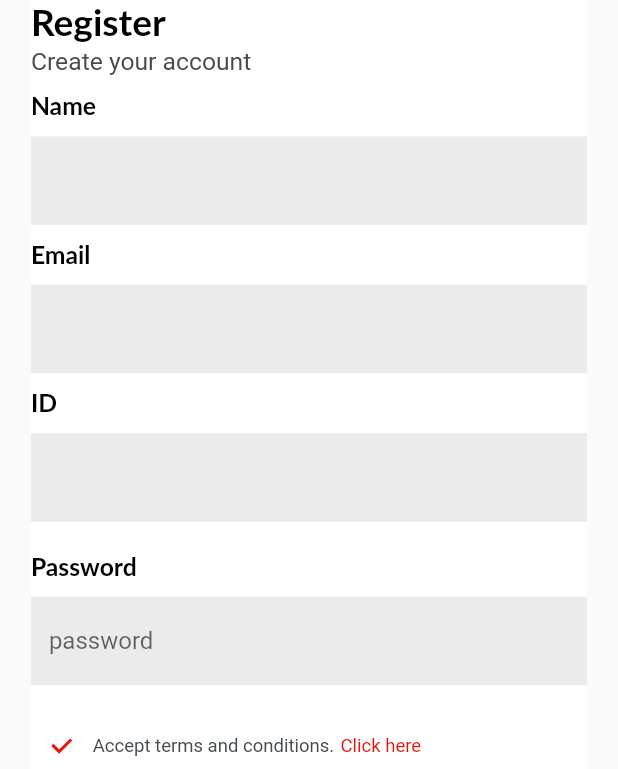
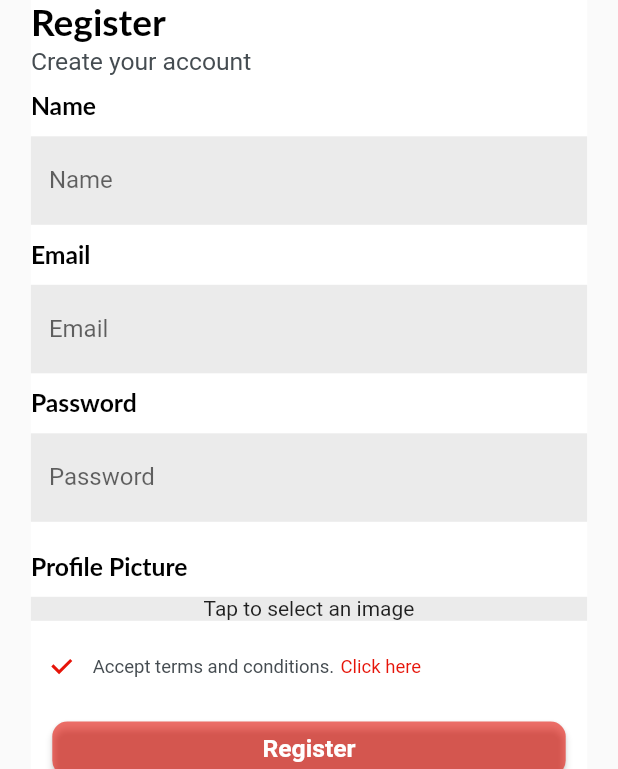
Before and after one commit to DavidMejiaSo/videoApp, a Flutter app: the RegisterScreen screen opened by its route, on a phone screen of 412 x 824 dp, the part 467-1236 px from its top. Run offline on Flutter 3.47's test engine with Material 2 defaults, Android fonts, the phone set to English and light mode, and no system bars; our stand-ins replace dio, flutter_dotenv, flutter_riverpod, go_router, hooks_riverpod, image_picker and 3 more; accounts and stored records are empty; network calls fail; Roboto replaces fonts that are missing (Lato, Syne).

Commit message:
UPDATE: Authentication service (register method) , Create entite NewUser, Register screeen

```diff
--- a/lib/datasource/API/authentication.dart
+++ b/lib/datasource/API/authentication.dart
@@ -24,7 +24,23 @@ class Authentication {
     try {
       final response = await dio
           .post('/login', data: {'email': email, 'password': password});
-      print(response);
+
+      final user = UserMapper.simpleUserJsonToEntity(response.data);
+
+      return user;
+    } catch (e) {
+      throw Exception("Algo salió mal ${e.toString()}");
+    }
+  }
+
+  Future<User> register(NewUser newUser) async {
+    try {
+      final response = await dio.post('/register', data: {
+        'email': newUser.email,
+        'password': newUser.password,
+        'name': newUser.name,
+        'photo_url': newUser.profilePhoto
+      });
 
       final user = UserMapper.simpleUserJsonToEntity(response.data);
 
--- a/lib/datasource/API/video_service.dart
+++ b/lib/datasource/API/video_service.dart
@@ -9,16 +9,14 @@ class VideosService {
 
   Future<List<Video>> getAllVideos(String token) async {
     try {
-      print('Starting request to /video with token: $token');
       final response = await dio.get(
         '/video',
         options: Options(headers: {'Authorization': 'Bearer $token'}),
       );
-      print('Response received: ${response.data}');
+
       final List<Video> videos = VideoMapper.jsonToEntityList(response.data);
       return videos;
     } catch (e) {
-      print('Error occurred: ${e.toString()}');
       throw Exception("Algo salió mal: ${e.toString()}");
     }
   }
--- a/lib/infrastructure/entities/user.dart
+++ b/lib/infrastructure/entities/user.dart
@@ -1,3 +1,5 @@
+import 'dart:io';
+
 class User {
   final String id;
   final String name;
@@ -13,3 +15,17 @@ class User {
     required this.token,
   });
 }
+
+class NewUser {
+  // TODO: Create a new user
+  final String name;
+  final String email;
+  final String password;
+  final File profilePhoto;
+
+  NewUser(
+      {required this.name,
+      required this.email,
+      required this.password,
+      required this.profilePhoto});
+}
--- a/lib/src/screens/landing_page.dart
+++ b/lib/src/screens/landing_page.dart
@@ -42,7 +42,7 @@ class _LandingScreenState extends ConsumerState<LandingScreen> {
                     )),
                 child: Padding(
                   padding: const EdgeInsets.only(top: 100),
-                  child: ListView.builder(
+                  child: PageView.builder(
                     scrollDirection: Axis.vertical,
                     itemCount: videosData!.length,
                     itemBuilder: (context, index) {
--- a/lib/src/screens/register_page.dart
+++ b/lib/src/screens/register_page.dart
@@ -1,7 +1,8 @@
+import 'dart:io';
 import 'package:flutter/material.dart';
 import 'package:go_router/go_router.dart';
 import 'package:hooks_riverpod/hooks_riverpod.dart';
-
+import 'package:image_picker/image_picker.dart';
 import '../../design_tools/tool_widgets/app_buttons.dart';
 import '../../design_tools/tool_widgets/app_colors.dart';
 import '../../design_tools/tool_widgets/spacing.dart';
@@ -15,6 +16,22 @@ class RegisterScreen extends ConsumerStatefulWidget {
 }
 
 class _RegisterScreenState extends ConsumerState<RegisterScreen> {
+  final TextEditingController _emailController = TextEditingController();
+  final TextEditingController _passwordController = TextEditingController();
+  final TextEditingController _nameController = TextEditingController();
+  File? _image;
+
+  Future<void> _pickImage() async {
+    final picker = ImagePicker();
+    final pickedFile = await picker.pickImage(source: ImageSource.gallery);
+
+    if (pickedFile != null) {
+      setState(() {
+        _image = File(pickedFile.path);
+      });
+    }
+  }
+
   @override
   Widget build(BuildContext context) {
     return WillPopScope(
@@ -39,7 +56,6 @@ class _RegisterScreenState extends ConsumerState<RegisterScreen> {
                             icon: Icons.arrow_back,
                             context: context,
                             onPressed: () {
-                              //ref.watch(favouriteProductsUserProvider);
                               GoRouter.of(context).go('/loginPage');
                             },
                             fontSize: 5,
@@ -80,11 +96,12 @@ class _RegisterScreenState extends ConsumerState<RegisterScreen> {
                     //-------------------------------------------
                     Spacing.vertical(10),
                     Container(
-                      //Container de el Usuario
+                      //Container del Nombre
                       color: Color.fromARGB(255, 235, 235, 235),
                       width: MediaQuery.of(context).size.width * 0.9,
                       child: Center(
                         child: TextFormField(
+                          controller: _nameController,
                           decoration: InputDecoration(
                             border: OutlineInputBorder(
                               borderRadius: BorderRadius.circular(10.0),
@@ -106,10 +123,8 @@ class _RegisterScreenState extends ConsumerState<RegisterScreen> {
                               borderRadius: BorderRadius.circular(10.0),
                               borderSide: BorderSide(color: Colors.transparent),
                             ),
-                            labelText: "",
+                            labelText: "Name",
                             labelStyle: TextStyle(),
-
-                            // Nuevo campo para mostrar el mensaje de error
                           ),
                         ),
                       ),
@@ -126,11 +141,12 @@ class _RegisterScreenState extends ConsumerState<RegisterScreen> {
                     //-------------------------------------------
                     Spacing.vertical(10),
                     Container(
-                      //Container de el Usuario
+                      //Container del Email
                       color: Color.fromARGB(255, 235, 235, 235),
                       width: MediaQuery.of(context).size.width * 0.9,
                       child: Center(
                         child: TextFormField(
+                          controller: _emailController,
                           decoration: InputDecoration(
                             border: OutlineInputBorder(
                               borderRadius: BorderRadius.circular(10.0),
@@ -152,10 +168,8 @@ class _RegisterScreenState extends ConsumerState<RegisterScreen> {
                               borderRadius: BorderRadius.circular(10.0),
                               borderSide: BorderSide(color: Colors.transparent),
                             ),
-                            labelText: "",
+                            labelText: "Email",
                             labelStyle: TextStyle(),
-
-                            // Nuevo campo para mostrar el mensaje de error
                           ),
                         ),
                       ),
@@ -165,17 +179,18 @@ class _RegisterScreenState extends ConsumerState<RegisterScreen> {
 
                     Row(
                       children: [
-                        AppWidgets.mainText(context, "ID", 4),
+                        AppWidgets.mainText(context, "Password", 4),
                       ],
                     ),
+
                     Spacing.vertical(10),
                     Container(
-                      //Container de el Usuario
+                      //Container del Password
                       color: Color.fromARGB(255, 235, 235, 235),
                       width: MediaQuery.of(context).size.width * 0.9,
                       child: Center(
                         child: TextFormField(
-                          keyboardType: TextInputType.number,
+                          controller: _passwordController,
                           decoration: InputDecoration(
                             border: OutlineInputBorder(
                               borderRadius: BorderRadius.circular(10.0),
@@ -197,15 +212,13 @@ class _RegisterScreenState extends ConsumerState<RegisterScreen> {
                               borderRadius: BorderRadius.circular(10.0),
                               borderSide: BorderSide(color: Colors.transparent),
                             ),
-                            labelText: "",
+                            labelText: "Password",
                             labelStyle: TextStyle(),
-
-                            // Nuevo campo para mostrar el mensaje de error
                           ),
                         ),
                       ),
                     ),
-                    //-------------------------------------------
+
                     Spacing.vertical(10),
 
                     //---------------------------------------
@@ -213,87 +226,27 @@ class _RegisterScreenState extends ConsumerState<RegisterScreen> {
 
                     Row(
                       children: [
-                        AppWidgets.mainText(context, "Password", 4),
+                        AppWidgets.mainText(context, "Profile Picture", 4),
                       ],
                     ),
 
                     Spacing.vertical(10),
-                    Container(
-                      //Container de el Usuario
-                      color: Color.fromARGB(255, 235, 235, 235),
-                      width: MediaQuery.of(context).size.width * 0.9,
-                      child: Center(
-                        child: TextFormField(
-                          decoration: InputDecoration(
-                            border: OutlineInputBorder(
-                              borderRadius: BorderRadius.circular(10.0),
-                              borderSide: BorderSide(color: AppColors.grey),
-                            ),
-                            focusedBorder: OutlineInputBorder(
-                              borderRadius: BorderRadius.circular(10.0),
-                              borderSide: BorderSide(color: AppColors.grey),
-                            ),
-                            enabledBorder: OutlineInputBorder(
-                              borderRadius: BorderRadius.circular(10.0),
-                              borderSide: BorderSide(color: Colors.transparent),
-                            ),
-                            errorBorder: OutlineInputBorder(
-                              borderRadius: BorderRadius.circular(10.0),
-                              borderSide: BorderSide(color: Colors.transparent),
-                            ),
-                            focusedErrorBorder: OutlineInputBorder(
-                              borderRadius: BorderRadius.circular(10.0),
-                              borderSide: BorderSide(color: Colors.transparent),
-                            ),
-                            labelText: "password",
-                            labelStyle: TextStyle(),
-
-                            // Nuevo campo para mostrar el mensaje de error
-                          ),
+                    GestureDetector(
+                      onTap: _pickImage,
+                      child: Container(
+                        color: Color.fromARGB(255, 235, 235, 235),
+                        width: MediaQuery.of(context).size.width * 0.9,
+                        // height: 150,
+                        child: Center(
+                          child: _image == null
+                              ? Text("Tap to select an image")
+                              : Image.file(_image!, fit: BoxFit.cover),
                         ),
                       ),
                     ),
 
                     Spacing.vertical(10),
-                    //  Container(
-                    //    //Container de el Usuario
-                    //    color: Color.fromARGB(255, 235, 235, 235),
-                    //    width: MediaQuery.of(context).size.width * 0.9,
-                    //    child: Center(
-                    //      child: TextFormField(
-                    //        decoration: InputDecoration(
-                    //            border: OutlineInputBorder(
-                    //              borderRadius: BorderRadius.circular(10.0),
-                    //              borderSide: BorderSide(color: AppColors.grey),
-                    //            ),
-                    //            focusedBorder: OutlineInputBorder(
-                    //              borderRadius: BorderRadius.circular(10.0),
-                    //              borderSide: BorderSide(color: AppColors.grey),
-                    //            ),
-                    //            enabledBorder: OutlineInputBorder(
-                    //              borderRadius: BorderRadius.circular(10.0),
-                    //              borderSide: BorderSide(color: Colors.transparent),
-                    //            ),
-                    //            errorBorder: OutlineInputBorder(
-                    //              borderRadius: BorderRadius.circular(10.0),
-                    //              borderSide: BorderSide(color: Colors.transparent),
-                    //            ),
-                    //            focusedErrorBorder: OutlineInputBorder(
-                    //              borderRadius: BorderRadius.circular(10.0),
-                    //              borderSide: BorderSide(color: Colors.transparent),
-                    //            ),
-                    //            labelText: "Confirma tu contraseña",
-                    //            labelStyle: TextStyle(),
-                    //            errorText: ref
-                    //            .read(RegisterFormProvider.notifier)
-                    //            .onPasswordChange == value ?  Text ('melo')
-                    //            // Nuevo campo para mostrar el mensaje de error
-                    //            ),
-                    //      ),
-                    //    ),
-                    //  ),
-                    //---------------------------------------
-                    Spacing.vertical(10),
+
                     Row(
                       children: [
                         Container(
@@ -342,7 +295,9 @@ class _RegisterScreenState extends ConsumerState<RegisterScreen> {
                     AppButtons().blackButton(
                       context: context,
                       texto: "Register",
-                      onPressed: () async {},
+                      onPressed: () async {
+                        // Aquí puedes implementar la lógica para registrar al usuario
+                      },
                       primaryColor: AppColors.red.withOpacity(0.6),
                       textColor: AppColors.white,
                       fontSize: 4,
--- a/pubspec.yaml
+++ b/pubspec.yaml
@@ -45,6 +45,7 @@ dependencies:
   shared_preferences: ^2.2.2
   go_router: ^13.1.0
   video_player: ^2.7.2
+  image_picker: ^1.0.7
 
 dev_dependencies:
   flutter_test:
```
Also changed, not shown: lib/src/providers/authentication_provider.dart (+11 -0 lines), lib/widgets/video_card.dart (+73 -56 lines), pubspec.lock, 6 other files.
